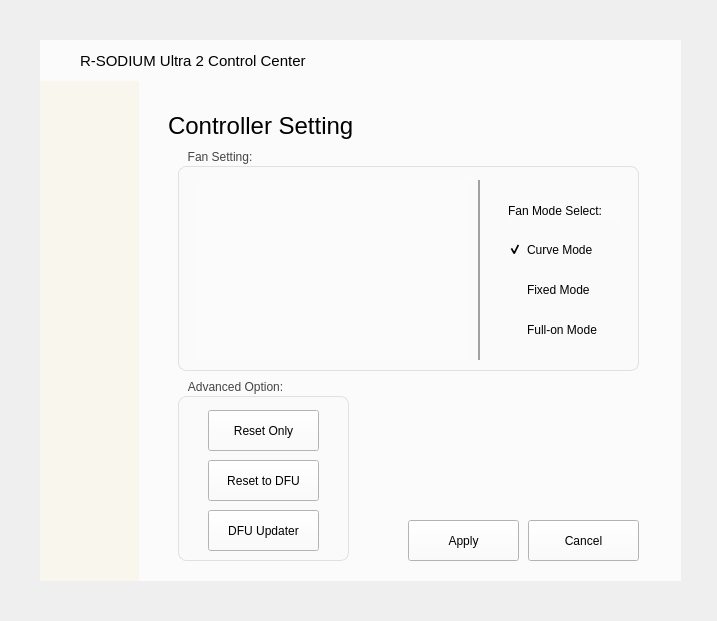
Before: the Qt Designer form main.ui in barryblueice/R-SODIUM-Ultra-2-Control-Center, drawn with Qt 5.
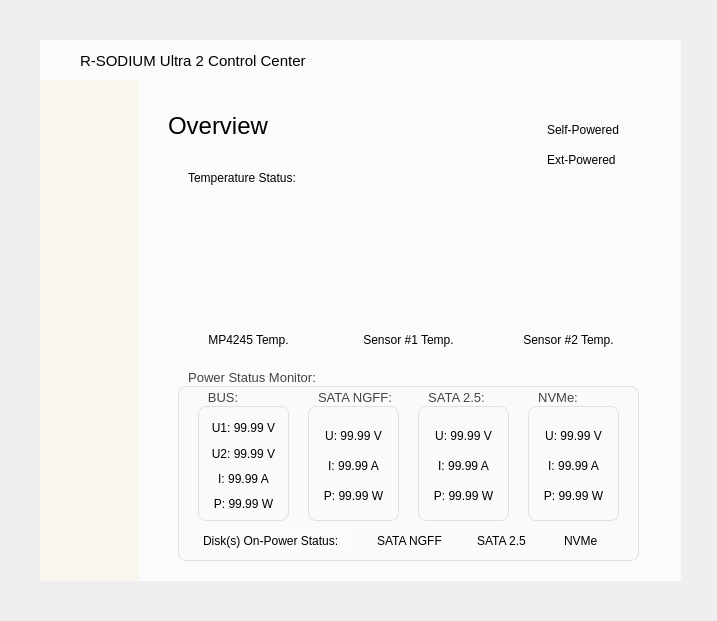
After: the same form once the commit is applied. Icons and pictures are not drawn. Custom widgets are drawn as their Qt base class.

Commit message: 添加overview

What changed in the file:
```diff
--- a/main.ui
+++ b/main.ui
@@ -919,6 +919,11 @@
           <height>19</height>
          </rect>
         </property>
+        <property name="styleSheet">
+         <string notr="true">QCheckBox {
+    background: transparent;
+}</string>
+        </property>
         <property name="text">
          <string>SATA-PM (Default)</string>
         </property>
@@ -1192,14 +1197,14 @@
        <rect>
         <x>0</x>
         <y>0</y>
-        <width>523</width>
-        <height>900</height>
+        <width>531</width>
+        <height>481</height>
        </rect>
       </property>
       <property name="minimumSize">
        <size>
         <width>0</width>
-        <height>900</height>
+        <height>481</height>
        </size>
       </property>
       <widget class="QLabel" name="label_9">
@@ -1232,15 +1237,646 @@
        <property name="geometry">
         <rect>
          <x>0</x>
-         <y>420</y>
+         <y>480</y>
          <width>531</width>
-         <height>481</height>
+         <height>421</height>
         </rect>
        </property>
        <property name="styleSheet">
         <string notr="true">background: transparent;</string>
        </property>
       </widget>
+      <widget class="TemperatureGauge" name="widget" native="true">
+       <property name="geometry">
+        <rect>
+         <x>40</x>
+         <y>100</y>
+         <width>141</width>
+         <height>141</height>
+        </rect>
+       </property>
+      </widget>
+      <widget class="TemperatureGauge" name="widget_2" native="true">
+       <property name="geometry">
+        <rect>
+         <x>200</x>
+         <y>100</y>
+         <width>141</width>
+         <height>141</height>
+        </rect>
+       </property>
+      </widget>
+      <widget class="TemperatureGauge" name="widget_3" native="true">
+       <property name="geometry">
+        <rect>
+         <x>360</x>
+         <y>100</y>
+         <width>141</width>
+         <height>141</height>
+        </rect>
+       </property>
+      </widget>
+      <widget class="QLabel" name="label_17">
+       <property name="geometry">
+        <rect>
+         <x>50</x>
+         <y>80</y>
+         <width>131</width>
+         <height>16</height>
+        </rect>
+       </property>
+       <property name="text">
+        <string>Temperature Status:</string>
+       </property>
+      </widget>
+      <widget class="QLabel" name="label_20">
+       <property name="geometry">
+        <rect>
+         <x>40</x>
+         <y>240</y>
+         <width>141</width>
+         <height>20</height>
+        </rect>
+       </property>
+       <property name="text">
+        <string>MP4245 Temp.</string>
+       </property>
+       <property name="alignment">
+        <set>Qt::AlignmentFlag::AlignCenter</set>
+       </property>
+      </widget>
+      <widget class="QLabel" name="label_21">
+       <property name="geometry">
+        <rect>
+         <x>200</x>
+         <y>240</y>
+         <width>141</width>
+         <height>20</height>
+        </rect>
+       </property>
+       <property name="text">
+        <string>Sensor #1 Temp.</string>
+       </property>
+       <property name="alignment">
+        <set>Qt::AlignmentFlag::AlignCenter</set>
+       </property>
+      </widget>
+      <widget class="QLabel" name="label_22">
+       <property name="geometry">
+        <rect>
+         <x>360</x>
+         <y>240</y>
+         <width>141</width>
+         <height>20</height>
+        </rect>
+       </property>
+       <property name="text">
+        <string>Sensor #2 Temp.</string>
+       </property>
+       <property name="alignment">
+        <set>Qt::AlignmentFlag::AlignCenter</set>
+       </property>
+      </widget>
+      <widget class="QGroupBox" name="groupBox_9">
+       <property name="geometry">
+        <rect>
+         <x>40</x>
+         <y>280</y>
+         <width>461</width>
+         <height>191</height>
+        </rect>
+       </property>
+       <property name="font">
+        <font>
+         <family>Segoe UI</family>
+         <pointsize>10</pointsize>
+        </font>
+       </property>
+       <property name="styleSheet">
+        <string notr="true">QGroupBox {
+    border: 1px solid #E0E0E0;
+    border-radius: 8px;
+    margin-top: 16px;
+    background-color: #FAFAFA;
+}
+
+QGroupBox::title {
+    subcontrol-origin: margin;
+    subcontrol-position: top left;
+    padding: 0 8px;
+    color: #444444;
+    font-size: 12px;
+}</string>
+       </property>
+       <property name="title">
+        <string>Power Status Monitor:</string>
+       </property>
+       <widget class="QGroupBox" name="groupBox_11">
+        <property name="geometry">
+         <rect>
+          <x>130</x>
+          <y>20</y>
+          <width>91</width>
+          <height>131</height>
+         </rect>
+        </property>
+        <property name="font">
+         <font>
+          <family>Segoe UI</family>
+          <pointsize>10</pointsize>
+         </font>
+        </property>
+        <property name="styleSheet">
+         <string notr="true">QGroupBox {
+    border: 1px solid #E0E0E0;
+    border-radius: 8px;
+    margin-top: 16px;
+    background-color: #FAFAFA;
+}
+
+QGroupBox::title {
+    subcontrol-origin: margin;
+    subcontrol-position: top left;
+    padding: 0 8px;
+    color: #444444;
+    font-size: 12px;
+}</string>
+        </property>
+        <property name="title">
+         <string>SATA NGFF:</string>
+        </property>
+        <widget class="QLabel" name="label_26">
+         <property name="geometry">
+          <rect>
+           <x>3</x>
+           <y>30</y>
+           <width>85</width>
+           <height>31</height>
+          </rect>
+         </property>
+         <property name="styleSheet">
+          <string notr="true">background: transparent;</string>
+         </property>
+         <property name="text">
+          <string>U: 99.99 V</string>
+         </property>
+         <property name="alignment">
+          <set>Qt::AlignmentFlag::AlignCenter</set>
+         </property>
+        </widget>
+        <widget class="QLabel" name="label_27">
+         <property name="geometry">
+          <rect>
+           <x>3</x>
+           <y>60</y>
+           <width>85</width>
+           <height>31</height>
+          </rect>
+         </property>
+         <property name="styleSheet">
+          <string notr="true">background: transparent;</string>
+         </property>
+         <property name="text">
+          <string>I: 99.99 A</string>
+         </property>
+         <property name="alignment">
+          <set>Qt::AlignmentFlag::AlignCenter</set>
+         </property>
+        </widget>
+        <widget class="QLabel" name="label_28">
+         <property name="geometry">
+          <rect>
+           <x>3</x>
+           <y>90</y>
+           <width>85</width>
+           <height>31</height>
+          </rect>
+         </property>
+         <property name="styleSheet">
+          <string notr="true">background: transparent;</string>
+         </property>
+         <property name="text">
+          <string>P: 99.99 W</string>
+         </property>
+         <property name="alignment">
+          <set>Qt::AlignmentFlag::AlignCenter</set>
+         </property>
+        </widget>
+       </widget>
+       <widget class="QGroupBox" name="groupBox_12">
+        <property name="geometry">
+         <rect>
+          <x>20</x>
+          <y>20</y>
+          <width>91</width>
+          <height>131</height>
+         </rect>
+        </property>
+        <property name="font">
+         <font>
+          <family>Segoe UI</family>
+          <pointsize>10</pointsize>
+         </font>
+        </property>
+        <property name="styleSheet">
+         <string notr="true">QGroupBox {
+    border: 1px solid #E0E0E0;
+    border-radius: 8px;
+    margin-top: 16px;
+    background-color: #FAFAFA;
+}
+
+QGroupBox::title {
+    subcontrol-origin: margin;
+    subcontrol-position: top left;
+    padding: 0 8px;
+    color: #444444;
+    font-size: 12px;
+}</string>
+        </property>
+        <property name="title">
+         <string>BUS:</string>
+        </property>
+        <widget class="QLabel" name="label_29">
+         <property name="geometry">
+          <rect>
+           <x>3</x>
+           <y>48</y>
+           <width>85</width>
+           <height>31</height>
+          </rect>
+         </property>
+         <property name="styleSheet">
+          <string notr="true">background: transparent;</string>
+         </property>
+         <property name="text">
+          <string>U2: 99.99 V</string>
+         </property>
+         <property name="alignment">
+          <set>Qt::AlignmentFlag::AlignCenter</set>
+         </property>
+        </widget>
+        <widget class="QLabel" name="label_30">
+         <property name="geometry">
+          <rect>
+           <x>3</x>
+           <y>73</y>
+           <width>85</width>
+           <height>31</height>
+          </rect>
+         </property>
+         <property name="styleSheet">
+          <string notr="true">background: transparent;</string>
+         </property>
+         <property name="text">
+          <string>I: 99.99 A</string>
+         </property>
+         <property name="alignment">
+          <set>Qt::AlignmentFlag::AlignCenter</set>
+         </property>
+        </widget>
+        <widget class="QLabel" name="label_31">
+         <property name="geometry">
+          <rect>
+           <x>3</x>
+           <y>98</y>
+           <width>85</width>
+           <height>31</height>
+          </rect>
+         </property>
+         <property name="styleSheet">
+          <string notr="true">background: transparent;</string>
+         </property>
+         <property name="text">
+          <string>P: 99.99 W</string>
+         </property>
+         <property name="alignment">
+          <set>Qt::AlignmentFlag::AlignCenter</set>
+         </property>
+        </widget>
+        <widget class="QLabel" name="label_38">
+         <property name="geometry">
+          <rect>
+           <x>3</x>
+           <y>22</y>
+           <width>85</width>
+           <height>31</height>
+          </rect>
+         </property>
+         <property name="styleSheet">
+          <string notr="true">background: transparent;</string>
+         </property>
+         <property name="text">
+          <string>U1: 99.99 V</string>
+         </property>
+         <property name="alignment">
+          <set>Qt::AlignmentFlag::AlignCenter</set>
+         </property>
+        </widget>
+       </widget>
+       <widget class="QGroupBox" name="groupBox_13">
+        <property name="geometry">
+         <rect>
+          <x>240</x>
+          <y>20</y>
+          <width>91</width>
+          <height>131</height>
+         </rect>
+        </property>
+        <property name="font">
+         <font>
+          <family>Segoe UI</family>
+          <pointsize>10</pointsize>
+         </font>
+        </property>
+        <property name="styleSheet">
+         <string notr="true">QGroupBox {
+    border: 1px solid #E0E0E0;
+    border-radius: 8px;
+    margin-top: 16px;
+    background-color: #FAFAFA;
+}
+
+QGroupBox::title {
+    subcontrol-origin: margin;
+    subcontrol-position: top left;
+    padding: 0 8px;
+    color: #444444;
+    font-size: 12px;
+}</string>
+        </property>
+        <property name="title">
+         <string>SATA 2.5:</string>
+        </property>
+        <widget class="QLabel" name="label_32">
+         <property name="geometry">
+          <rect>
+           <x>3</x>
+           <y>30</y>
+           <width>85</width>
+           <height>31</height>
+          </rect>
+         </property>
+         <property name="styleSheet">
+          <string notr="true">background: transparent;</string>
+         </property>
+         <property name="text">
+          <string>U: 99.99 V</string>
+         </property>
+         <property name="alignment">
+          <set>Qt::AlignmentFlag::AlignCenter</set>
+         </property>
+        </widget>
+        <widget class="QLabel" name="label_33">
+         <property name="geometry">
+          <rect>
+           <x>3</x>
+           <y>60</y>
+           <width>85</width>
+           <height>31</height>
+          </rect>
+         </property>
+         <property name="styleSheet">
+          <string notr="true">background: transparent;</string>
+         </property>
+         <property name="text">
+          <string>I: 99.99 A</string>
+         </property>
+         <property name="alignment">
+          <set>Qt::AlignmentFlag::AlignCenter</set>
+         </property>
+        </widget>
+        <widget class="QLabel" name="label_34">
+         <property name="geometry">
+          <rect>
+           <x>3</x>
+           <y>90</y>
+           <width>85</width>
+           <height>31</height>
+          </rect>
+         </property>
+         <property name="styleSheet">
+          <string notr="true">background: transparent;</string>
+         </property>
+         <property name="text">
+          <string>P: 99.99 W</string>
+         </property>
+         <property name="alignment">
+          <set>Qt::AlignmentFlag::AlignCenter</set>
+         </property>
+        </widget>
+       </widget>
+       <widget class="QGroupBox" name="groupBox_14">
+        <property name="geometry">
+         <rect>
+          <x>350</x>
+          <y>20</y>
+          <width>91</width>
+          <height>131</height>
+         </rect>
+        </property>
+        <property name="font">
+         <font>
+          <family>Segoe UI</family>
+          <pointsize>10</pointsize>
+         </font>
+        </property>
+        <property name="styleSheet">
+         <string notr="true">QGroupBox {
+    border: 1px solid #E0E0E0;
+    border-radius: 8px;
+    margin-top: 16px;
+    background-color: #FAFAFA;
+}
+
+QGroupBox::title {
+    subcontrol-origin: margin;
+    subcontrol-position: top left;
+    padding: 0 8px;
+    color: #444444;
+    font-size: 12px;
+}</string>
+        </property>
+        <property name="title">
+         <string>NVMe:</string>
+        </property>
+        <widget class="QLabel" name="label_35">
+         <property name="geometry">
+          <rect>
+           <x>3</x>
+           <y>30</y>
+           <width>85</width>
+           <height>31</height>
+          </rect>
+         </property>
+         <property name="styleSheet">
+          <string notr="true">background: transparent;</string>
+         </property>
+         <property name="text">
+          <string>U: 99.99 V</string>
+         </property>
+         <property name="alignment">
+          <set>Qt::AlignmentFlag::AlignCenter</set>
+         </property>
+        </widget>
+        <widget class="QLabel" name="label_36">
+         <property name="geometry">
+          <rect>
+           <x>3</x>
+           <y>60</y>
+           <width>85</width>
+           <height>31</height>
+          </rect>
+         </property>
+         <property name="styleSheet">
+          <string notr="true">background: transparent;</string>
+         </property>
+         <property name="text">
+          <string>I: 99.99 A</string>
+         </property>
+         <property name="alignment">
+          <set>Qt::AlignmentFlag::AlignCenter</set>
+         </property>
+        </widget>
+        <widget class="QLabel" name="label_37">
+         <property name="geometry">
+          <rect>
+           <x>3</x>
+           <y>90</y>
+           <width>85</width>
+           <height>31</height>
+          </rect>
+         </property>
+         <property name="styleSheet">
+          <string notr="true">background: transparent;</string>
+         </property>
+         <property name="text">
+          <string>P: 99.99 W</string>
+         </property>
+         <property name="alignment">
+          <set>Qt::AlignmentFlag::AlignCenter</set>
+         </property>
+        </widget>
+       </widget>
+       <widget class="QCheckBox" name="checkBox_21">
+        <property name="geometry">
+         <rect>
+          <x>280</x>
+          <y>160</y>
+          <width>81</width>
+          <height>21</height>
+         </rect>
+        </property>
+        <property name="styleSheet">
+         <string notr="true">QCheckBox {
+    background: transparent;
+}</string>
+        </property>
+        <property name="text">
+         <string>SATA 2.5</string>
+        </property>
+        <property name="checkable">
+         <bool>false</bool>
+        </property>
+       </widget>
+       <widget class="QCheckBox" name="checkBox_22">
+        <property name="geometry">
+         <rect>
+          <x>367</x>
+          <y>160</y>
+          <width>83</width>
+          <height>21</height>
+         </rect>
+        </property>
+        <property name="styleSheet">
+         <string notr="true">QCheckBox {
+    background: transparent;
+}</string>
+        </property>
+        <property name="text">
+         <string>NVMe</string>
+        </property>
+        <property name="checkable">
+         <bool>false</bool>
+        </property>
+       </widget>
+       <widget class="QCheckBox" name="checkBox_24">
+        <property name="geometry">
+         <rect>
+          <x>180</x>
+          <y>160</y>
+          <width>91</width>
+          <height>21</height>
+         </rect>
+        </property>
+        <property name="styleSheet">
+         <string notr="true">QCheckBox {
+    background: transparent;
+}</string>
+        </property>
+        <property name="text">
+         <string>SATA NGFF</string>
+        </property>
+        <property name="checkable">
+         <bool>false</bool>
+        </property>
+       </widget>
+       <widget class="QLabel" name="label_23">
+        <property name="geometry">
+         <rect>
+          <x>25</x>
+          <y>160</y>
+          <width>151</width>
+          <height>21</height>
+         </rect>
+        </property>
+        <property name="text">
+         <string>Disk(s) On-Power Status:</string>
+        </property>
+       </widget>
+      </widget>
+      <widget class="QCheckBox" name="checkBox_16">
+       <property name="geometry">
+        <rect>
+         <x>390</x>
+         <y>30</y>
+         <width>111</width>
+         <height>19</height>
+        </rect>
+       </property>
+       <property name="styleSheet">
+        <string notr="true">QCheckBox {
+    background: transparent;
+}</string>
+       </property>
+       <property name="text">
+        <string>Self-Powered</string>
+       </property>
+       <property name="checkable">
+        <bool>false</bool>
+       </property>
+      </widget>
+      <widget class="QCheckBox" name="checkBox_20">
+       <property name="geometry">
+        <rect>
+         <x>390</x>
+         <y>60</y>
+         <width>111</width>
+         <height>19</height>
+        </rect>
+       </property>
+       <property name="styleSheet">
+        <string notr="true">QCheckBox {
+    background: transparent;
+}</string>
+       </property>
+       <property name="text">
+        <string>Ext-Powered</string>
+       </property>
+       <property name="checkable">
+        <bool>false</bool>
+       </property>
+      </widget>
      </widget>
     </widget>
    </widget>
@@ -1583,6 +2219,77 @@
         <widget class="FanNoCurveWidget" name="page_2"/>
        </widget>
       </widget>
+      <widget class="QGroupBox" name="groupBox_8">
+       <property name="geometry">
+        <rect>
+         <x>230</x>
+         <y>290</y>
+         <width>271</width>
+         <height>121</height>
+        </rect>
+       </property>
+       <property name="styleSheet">
+        <string notr="true">QGroupBox {
+    border: 1px solid #E0E0E0;
+    border-radius: 8px;
+    margin-top: 16px;
+    background-color: #FAFAFA;
+}
+
+QGroupBox::title {
+    subcontrol-origin: margin;
+    subcontrol-position: top left;
+    padding: 0 8px;
+    color: #444444;
+    font-size: 12px;
+}</string>
+       </property>
+       <property name="title">
+        <string>RGB LED Setting:</string>
+       </property>
+       <widget class="QLabel" name="label_18">
+        <property name="geometry">
+         <rect>
+          <x>60</x>
+          <y>40</y>
+          <width>161</width>
+          <height>21</height>
+         </rect>
+        </property>
+        <property name="text">
+         <string>Temp. Warning Threshold:</string>
+        </property>
+       </widget>
+       <widget class="QSpinBox" name="spinBox">
+        <property name="geometry">
+         <rect>
+          <x>90</x>
+          <y>70</y>
+          <width>70</width>
+          <height>31</height>
+         </rect>
+        </property>
+        <property name="maximum">
+         <number>100</number>
+        </property>
+        <property name="value">
+         <number>40</number>
+        </property>
+       </widget>
+       <widget class="QLabel" name="label_19">
+        <property name="geometry">
+         <rect>
+          <x>170</x>
+          <y>70</y>
+          <width>41</width>
+          <height>31</height>
+         </rect>
+        </property>
+        <property name="text">
+         <string>°C</string>
+        </property>
+       </widget>
+      </widget>
      </widget>
     </widget>
    </widget>
@@ -1792,6 +2499,11 @@
          <height>21</height>
         </rect>
        </property>
+       <property name="styleSheet">
+        <string notr="true">QCheckBox {
+    background: transparent;
+}</string>
+       </property>
        <property name="text">
         <string>Automatically check firmware update when device attached</string>
        </property>
@@ -1805,6 +2517,11 @@
          <height>21</height>
         </rect>
        </property>
+       <property name="styleSheet">
+        <string notr="true">QCheckBox {
+    background: transparent;
+}</string>
+       </property>
        <property name="text">
         <string>Automatically check for updates on startup</string>
        </property>
@@ -1818,6 +2535,11 @@
          <height>21</height>
         </rect>
        </property>
+       <property name="styleSheet">
+        <string notr="true">QCheckBox {
+    background: transparent;
+}</string>
+       </property>
        <property name="text">
         <string>Launch center automatically after system startup</string>
        </property>
@@ -1831,23 +2553,15 @@
          <height>21</height>
         </rect>
        </property>
+       <property name="styleSheet">
+        <string notr="true">QCheckBox {
+    background: transparent;
+}</string>
+       </property>
        <property name="text">
         <string>Minimized the center after center startup</string>
        </property>
       </widget>
-      <widget class="QCheckBox" name="checkBox_16">
-       <property name="geometry">
-        <rect>
-         <x>60</x>
-         <y>260</y>
-         <width>381</width>
-         <height>21</height>
-        </rect>
-       </property>
-       <property name="text">
-        <string>Use Fahrenheit for temperature (Celsius by default)</string>
-       </property>
-      </widget>
       <widget class="QPushButton" name="pushButton_10">
        <property name="geometry">
         <rect>
@@ -1874,17 +2588,35 @@
         <string>Apply</string>
        </property>
       </widget>
+      <widget class="QCheckBox" name="checkBox_23">
+       <property name="geometry">
+        <rect>
+         <x>60</x>
+         <y>260</y>
+         <width>381</width>
+         <height>21</height>
+        </rect>
+       </property>
+       <property name="styleSheet">
+        <string notr="true">QCheckBox {
+    background: transparent;
+}</string>
+       </property>
+       <property name="text">
+        <string>Use Fahrenheit for temperature (Celsius by default)</string>
+       </property>
+      </widget>
      </widget>
     </widget>
    </widget>
    <zorder>sidebar</zorder>
    <zorder>topbar</zorder>
-   <zorder>overview_interface</zorder>
-   <zorder>enclosure_setting_interface</zorder>
    <zorder>about_interface</zorder>
    <zorder>oled_setting_interface</zorder>
-   <zorder>center_setting_interface</zorder>
    <zorder>controller_setting_interface</zorder>
+   <zorder>center_setting_interface</zorder>
+   <zorder>enclosure_setting_interface</zorder>
+   <zorder>overview_interface</zorder>
   </widget>
  </widget>
  <customwidgets>
@@ -1900,6 +2632,12 @@
    <header>fancurve.h</header>
    <container>1</container>
   </customwidget>
+  <customwidget>
+   <class>TemperatureGauge</class>
+   <extends>QWidget</extends>
+   <header>TempGauge.h</header>
+   <container>1</container>
+  </customwidget>
  </customwidgets>
  <resources>
   <include location="main.qrc"/>
```
The commit also changes 2 other files.
